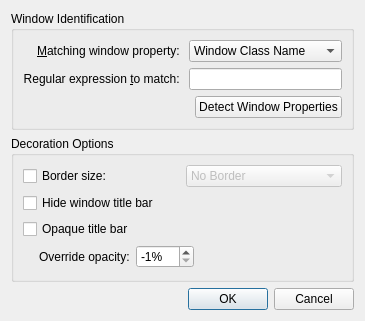
Qt form config/ui/breezeexceptiondialog.ui (kupiqu/SierraBreezeEnhanced) before a commit.
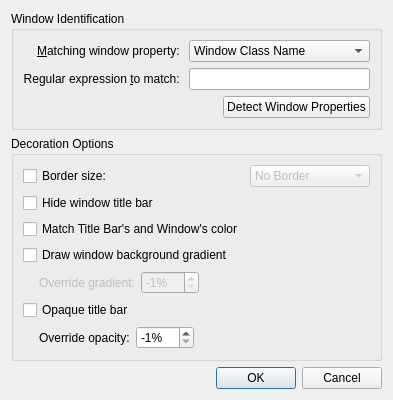
The same form after that commit.

Commit message: application overrides for matchTitleBar and gradient properties

```diff
--- a/config/ui/breezeexceptiondialog.ui
+++ b/config/ui/breezeexceptiondialog.ui
@@ -163,19 +163,95 @@
        </widget>
       </item>
       <item row="2" column="0">
-       <widget class="QCheckBox" name="opaqueTitleBar">
+        <widget class="QCheckBox" name="matchColorForTitleBar">
+          <property name="text">
+            <string>Match Title Bar's and Window's color</string>
+          </property>
+        </widget>
+      </item>
+      <item row="3" column="0">
+       <widget class="QCheckBox" name="drawBackgroundGradient">
         <property name="text">
-         <string>Opaque title bar</string>
+         <string>Draw window background gradient</string>
         </property>
        </widget>
       </item>
-      <item row="3" column="0" colspan="2">
+      <item row="4" column="0" colspan="2">
        <layout class="QHBoxLayout" name="horizontalLayout">
+        <item>
+         <spacer name="horizontalSpacer">
+          <property name="orientation">
+           <enum>Qt::Horizontal</enum>
+          </property>
+          <property name="sizeType">
+           <enum>QSizePolicy::Fixed</enum>
+          </property>
+          <property name="sizeHint" stdset="0">
+           <size>
+            <width>16</width>
+            <height>5</height>
+           </size>
+          </property>
+         </spacer>
+        </item>
+        <item>
+         <widget class="QLabel" name="gradientOverrideLabel">
+          <property name="enabled">
+           <bool>false</bool>
+          </property>
+          <property name="text">
+           <string>Override gradient:</string>
+          </property>
+         </widget>
+        </item>
+        <item>
+         <widget class="QSpinBox" name="gradientOverrideLabelSpinBox">
+          <property name="enabled">
+           <bool>false</bool>
+          </property>
+          <property name="suffix">
+           <string>%</string>
+          </property>
+          <property name="minimum">
+           <number>-1</number>
+          </property>
+          <property name="maximum">
+           <number>100</number>
+          </property>
+          <property name="value">
+           <number>-1</number>
+          </property>
+         </widget>
+        </item>
         <item>
          <spacer name="horizontalSpacer_2">
           <property name="orientation">
            <enum>Qt::Horizontal</enum>
           </property>
+          <property name="sizeHint" stdset="0">
+           <size>
+            <width>40</width>
+            <height>20</height>
+           </size>
+          </property>
+         </spacer>
+        </item>
+       </layout>
+      </item>
+      <item row="5" column="0">
+       <widget class="QCheckBox" name="opaqueTitleBar">
+        <property name="text">
+         <string>Opaque title bar</string>
+        </property>
+       </widget>
+      </item>
+      <item row="6" column="0" colspan="2">
+       <layout class="QHBoxLayout" name="horizontalLayout_2">
+        <item>
+         <spacer name="horizontalSpacer_3">
+          <property name="orientation">
+           <enum>Qt::Horizontal</enum>
+          </property>
           <property name="sizeType">
            <enum>QSizePolicy::Fixed</enum>
           </property>
@@ -211,7 +287,7 @@
          </widget>
         </item>
         <item>
-         <spacer name="horizontalSpacer">
+         <spacer name="horizontalSpacer_4">
           <property name="orientation">
            <enum>Qt::Horizontal</enum>
           </property>
```
Left out of the diff: 32 changed lines with no effect on the pictures. The commit also changes 7 other files.
